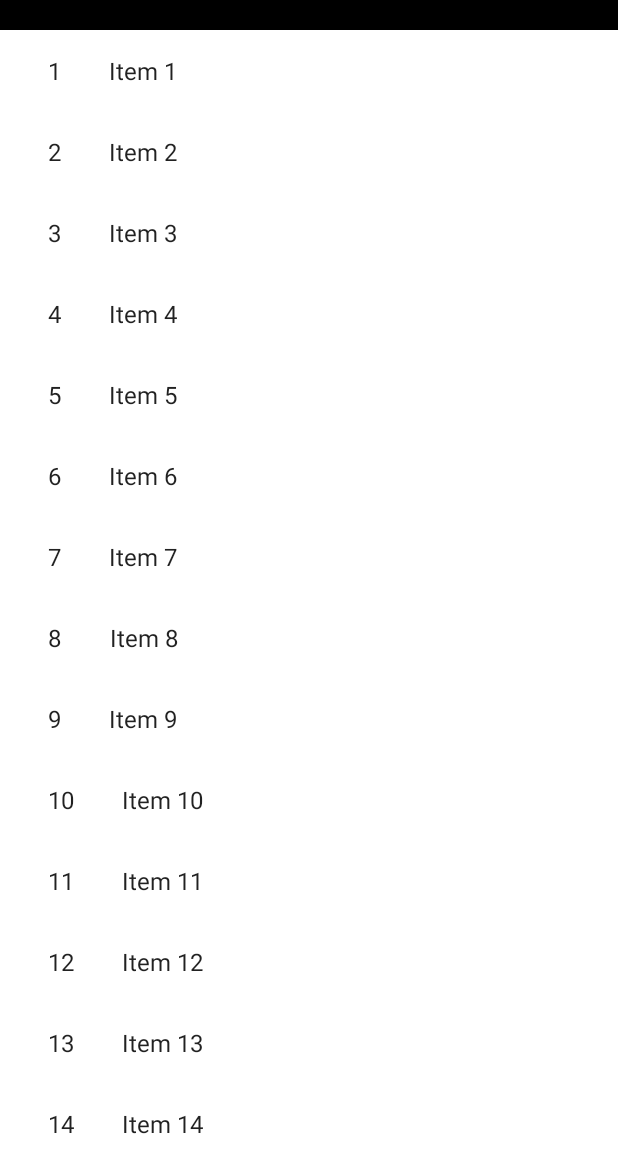
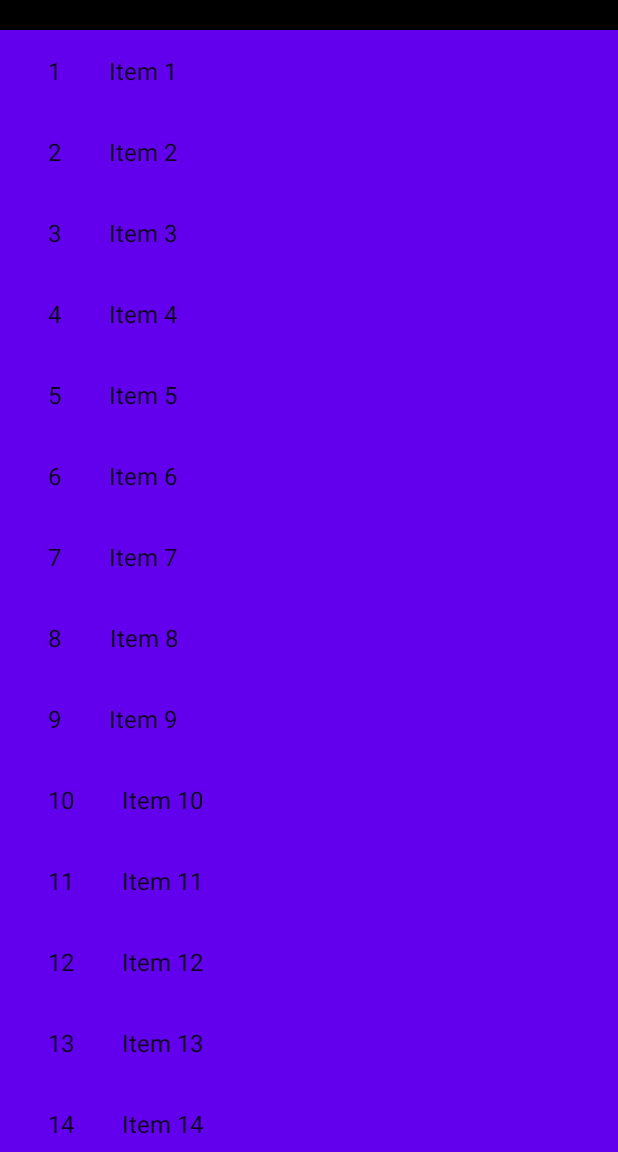
Before and after one commit to Xiaojiu666/Knowledge, an Android app: the screen it shows after launch (TaskActivity), on a phone screen of 412 x 824 dp, the part 84-1236 px from its top. Run offline under Robolectric (Android 15) with nearby library versions, the phone set to English and light mode, and no system bars; our stand-ins replace data binding; libraries missing offline, so code that uses them is left out: com.alibaba.android; 8 statements that could not run were skipped.

Commit message:
[Theme] 熟悉Theme工作流程

```diff
--- a/module_task/src/main/res/layout/fragment_task_home.xml
+++ b/module_task/src/main/res/layout/fragment_task_home.xml
@@ -13,7 +13,6 @@
             android:id="@+id/baseToolbar"
             android:layout_width="match_parent"
             android:layout_height="wrap_content"
-            android:background="?attr/colorPrimary"
             app:layout_constraintEnd_toEndOf="parent"
             app:layout_constraintStart_toStartOf="parent"
             app:layout_constraintTop_toTopOf="parent" />
--- a/module_task/src/main/res/values/styles.xml
+++ b/module_task/src/main/res/values/styles.xml
@@ -8,7 +8,7 @@
 
     <style name="Widget.Catalog.Toolbar" parent="Widget.MaterialComponents.Toolbar.PrimarySurface">
         <!-- Toolbar should always be within an AppBarLayout which provides the background. -->
-        <item name="android:background">@null</item>
+<!--        <item name="android:background">@color/black_overlay</item>-->
     </style>
     <style name="Widget.Catalog.Toolbar.WithCloseButton" parent="Widget.Catalog.Toolbar">
         <item name="navigationContentDescription">@string/menu_home</item>
```
